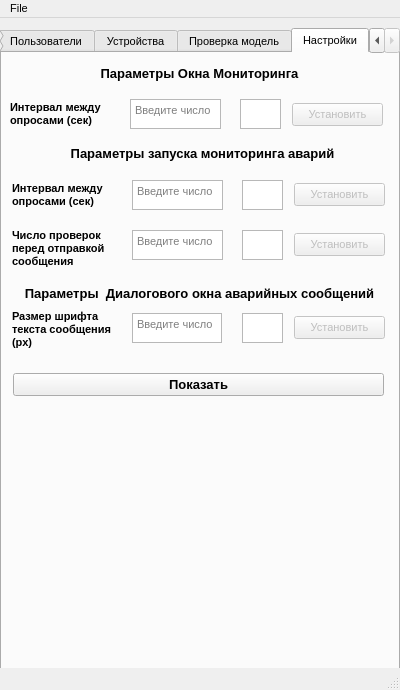
First picture: the form in PlaneBot8.ui, repository Ivond/Application, before the edit.
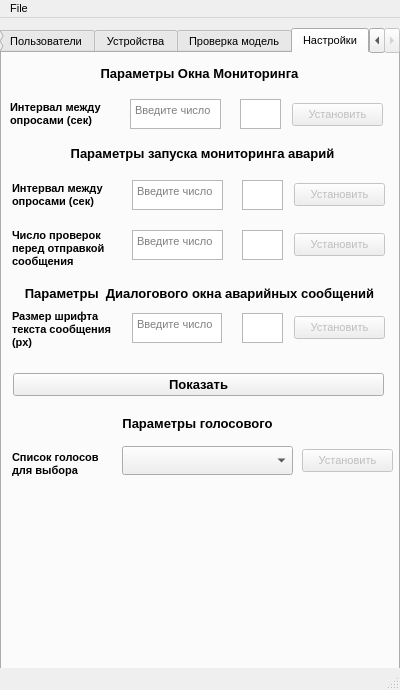
Second picture: the form after the edit. The open tabs and pages were chosen to show the change.

Commit message: Add Speech Text

Patch:
```diff
--- a/PlaneBot8.ui
+++ b/PlaneBot8.ui
@@ -3514,6 +3514,77 @@
        <string>Показать</string>
       </property>
      </widget>
+     <widget class="QLabel" name="label_42">
+      <property name="geometry">
+       <rect>
+        <x>10</x>
+        <y>360</y>
+        <width>371</width>
+        <height>20</height>
+       </rect>
+      </property>
+      <property name="font">
+       <font>
+        <pointsize>10</pointsize>
+        <weight>75</weight>
+        <bold>true</bold>
+       </font>
+      </property>
+      <property name="text">
+       <string>Параметры голосового</string>
+      </property>
+      <property name="alignment">
+       <set>Qt::AlignCenter</set>
+      </property>
+     </widget>
+     <widget class="QLabel" name="label_43">
+      <property name="geometry">
+       <rect>
+        <x>10</x>
+        <y>390</y>
+        <width>101</width>
+        <height>41</height>
+       </rect>
+      </property>
+      <property name="font">
+       <font>
+        <weight>75</weight>
+        <bold>true</bold>
+       </font>
+      </property>
+      <property name="text">
+       <string>Список голосов для выбора</string>
+      </property>
+      <property name="wordWrap">
+       <bool>true</bool>
+      </property>
+     </widget>
+     <widget class="QComboBox" name="comboBox_5">
+      <property name="geometry">
+       <rect>
+        <x>120</x>
+        <y>393</y>
+        <width>171</width>
+        <height>29</height>
+       </rect>
+      </property>
+     </widget>
+     <widget class="QPushButton" name="Set_voice_speech_btn">
+      <property name="enabled">
+       <bool>false</bool>
+      </property>
+      <property name="geometry">
+       <rect>
+        <x>300</x>
+        <y>396</y>
+        <width>91</width>
+        <height>23</height>
+       </rect>
+      </property>
+      <property name="text">
+       <string>Установить</string>
+      </property>
+     </widget>
     </widget>
    </widget>
   </widget>
```
Left out of the diff: 14 changed lines with no effect on the pictures. The commit also changes 36 other files.
